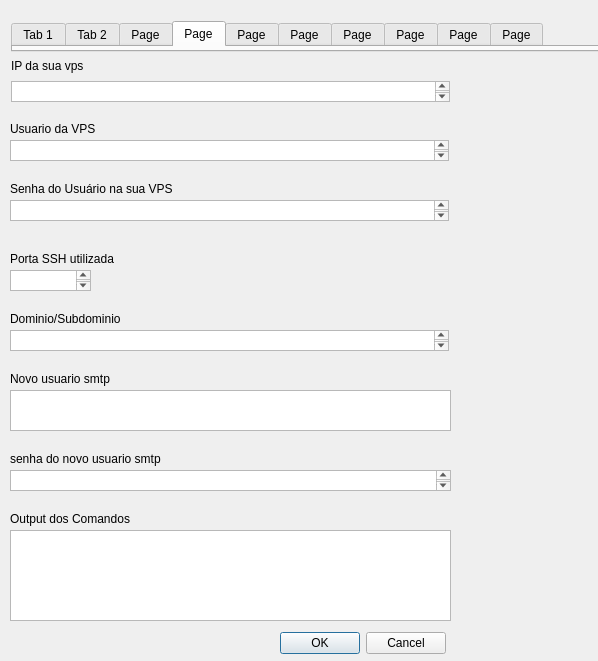
lemosjose/smtp-config, file form.ui: the form before one commit.
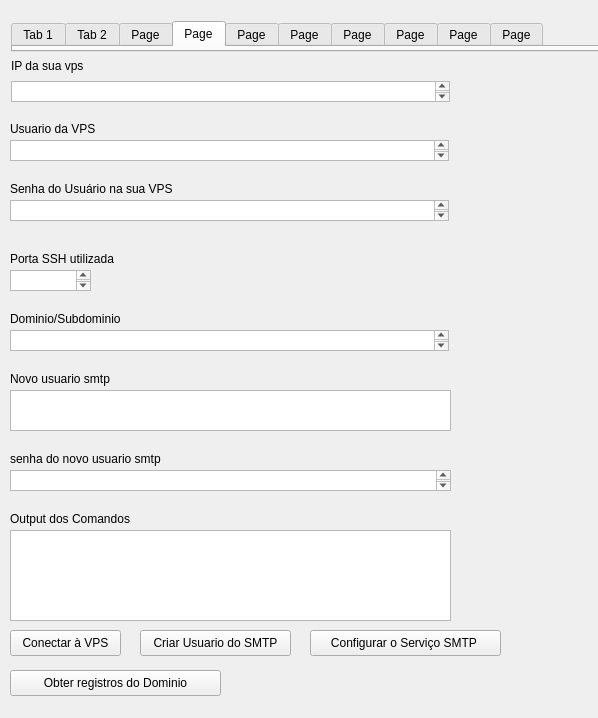
The form after the commit.

Commit message: botoes novos

```diff
--- a/form.ui
+++ b/form.ui
@@ -7,12 +7,64 @@
     <x>0</x>
     <y>0</y>
     <width>598</width>
-    <height>661</height>
+    <height>718</height>
    </rect>
   </property>
   <property name="windowTitle">
    <string>Widget</string>
   </property>
+  <widget class="QPushButton" name="pushButton">
+   <property name="geometry">
+    <rect>
+     <x>10</x>
+     <y>630</y>
+     <width>111</width>
+     <height>26</height>
+    </rect>
+   </property>
+   <property name="text">
+    <string>Conectar à VPS</string>
+   </property>
+  </widget>
+  <widget class="QPushButton" name="pushButton_2">
+   <property name="geometry">
+    <rect>
+     <x>140</x>
+     <y>630</y>
+     <width>151</width>
+     <height>26</height>
+    </rect>
+   </property>
+   <property name="text">
+    <string>Criar Usuario do SMTP</string>
+   </property>
+  </widget>
+  <widget class="QPushButton" name="pushButton_3">
+   <property name="geometry">
+    <rect>
+     <x>310</x>
+     <y>630</y>
+     <width>191</width>
+     <height>26</height>
+    </rect>
+   </property>
+   <property name="text">
+    <string>Configurar o Serviço SMTP </string>
+   </property>
+  </widget>
+  <widget class="QPushButton" name="pushButton_4">
+   <property name="geometry">
+    <rect>
+     <x>10</x>
+     <y>670</y>
+     <width>211</width>
+     <height>26</height>
+    </rect>
+   </property>
+   <property name="text">
+    <string>Obter registros do Dominio</string>
+   </property>
+  </widget>
   <widget class="QTextEdit" name="textEdit_7">
    <property name="geometry">
     <rect>
@@ -118,19 +170,6 @@
     </rect>
    </property>
   </widget>
-  <widget class="QDialogButtonBox" name="buttonBox">
-   <property name="geometry">
-    <rect>
-     <x>280</x>
-     <y>630</y>
-     <width>166</width>
-     <height>26</height>
-    </rect>
-   </property>
-   <property name="standardButtons">
-    <set>QDialogButtonBox::StandardButton::Cancel|QDialogButtonBox::StandardButton::Ok</set>
-   </property>
-  </widget>
   <widget class="QTextEdit" name="textEdit_4">
    <property name="geometry">
     <rect>
```
The commit also changes 1 other file.
